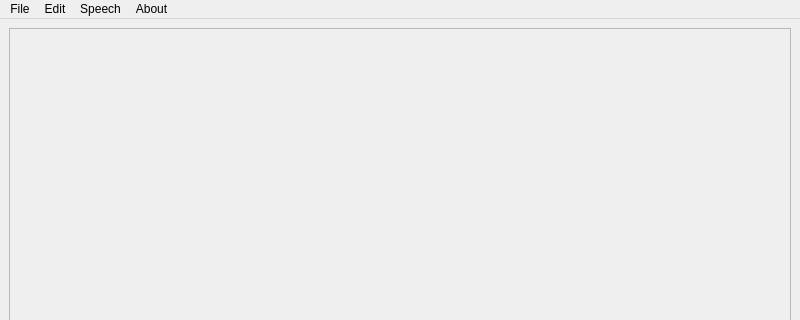
TruongHaiDang/srt-editor, file ui/mainwindow.ui: the form before one commit; both pictures show x 0 to 800 and y 0 to 320 of the 800 by 600 pixel window.
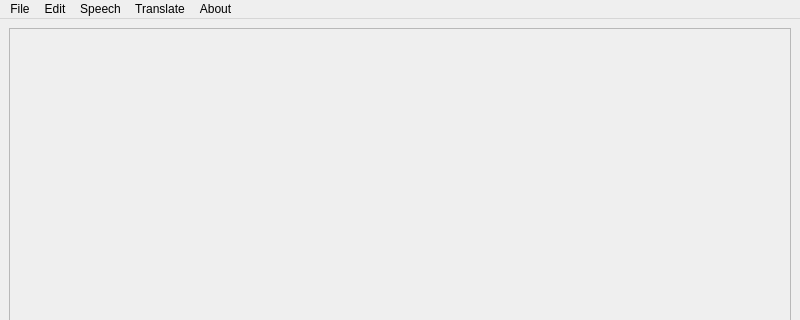
The form after the commit. Icons and pictures are not drawn.

Commit message: feat(ui): implement translation actions in main window and update app settings UI

Diff of the .ui file:
```diff
--- a/ui/mainwindow.ui
+++ b/ui/mainwindow.ui
@@ -91,9 +91,17 @@
     <addaction name="menuText_to_Speech"/>
     <addaction name="actionOutput_folder"/>
    </widget>
+   <widget class="QMenu" name="menuTranslate">
+    <property name="title">
+     <string>Translate</string>
+    </property>
+    <addaction name="actionTranslate_all"/>
+    <addaction name="actionTranslate_selected"/>
+   </widget>
    <addaction name="menuFile"/>
    <addaction name="menuEdit"/>
    <addaction name="menuSpeech"/>
+   <addaction name="menuTranslate"/>
    <addaction name="menuAbout"/>
   </widget>
   <widget class="QStatusBar" name="statusbar"/>
```
Left out of the diff: 10 changed lines with no effect on the pictures. The commit also changes 6 other files.
